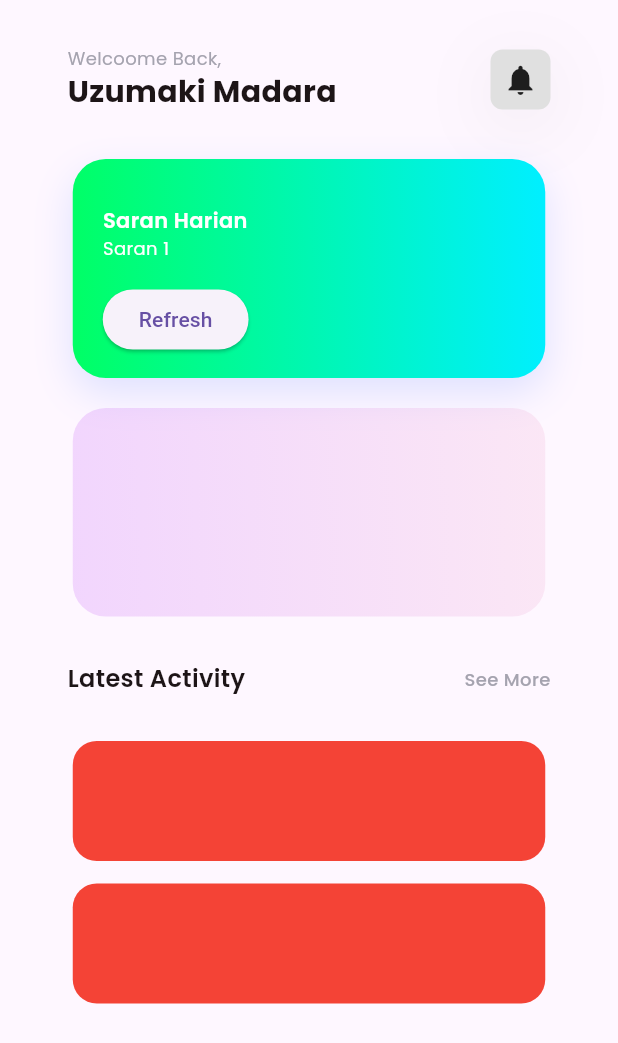
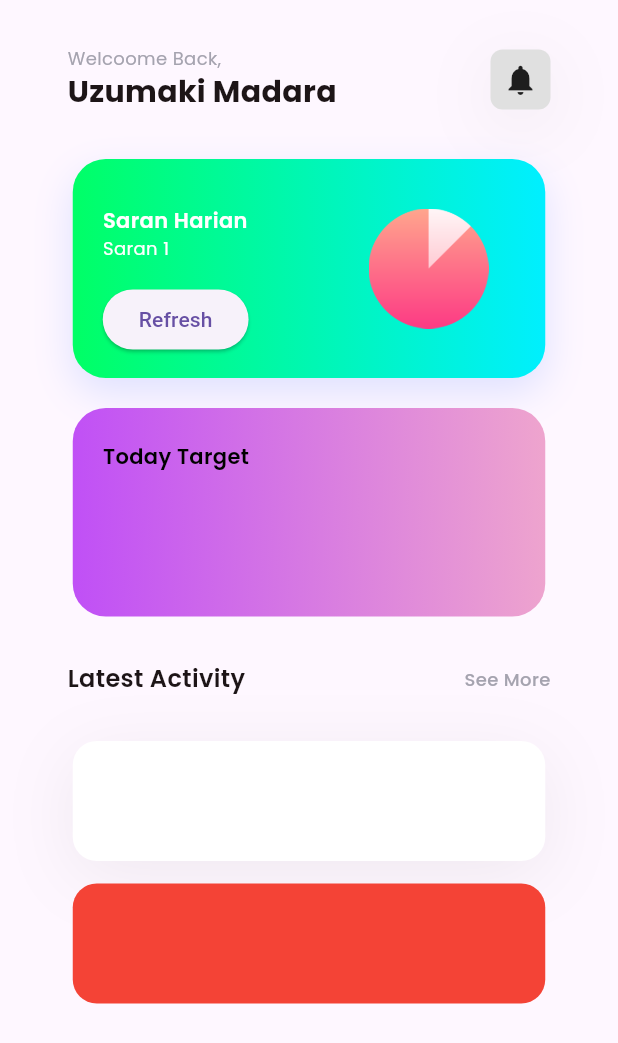
Before and after one commit to MuhFrds/fitness-app-flutter, a Flutter app: the screen it shows after launch, on a phone screen of 412 x 824 dp. Shown: the top 1043 px of the screen. Run offline on Flutter 3.47's test engine with Material 3 defaults, Android fonts, the phone set to English and light mode, and no system bars; our stand-ins replace carousel_slider, google_fonts.

Commit message:
fix widget saran

```diff
--- a/lib/home/home.dart
+++ b/lib/home/home.dart
@@ -1,5 +1,6 @@
 import 'package:flutter/material.dart';
 import 'package:flutter_fitness_application/home/saran_harian.dart';
+import 'package:flutter_fitness_application/home/today_target.dart';
 import 'package:google_fonts/google_fonts.dart';
 
 class MainHomeScreen extends StatefulWidget {
@@ -88,29 +89,30 @@ class _MainHomeScreenState extends State<MainHomeScreen> {
                     )
                   ],
                 ),
-                child: Row(
+                child: const Row(
                   // mainAxisAlignment: MainAxisAlignment.spaceBetween,
                   children: [
                     SaranHarian(),
                   ],
                 ),
               ),
-              Opacity(
-                opacity: 0.20,
-                child: Container(
+              Container(
                 width: 315,
                 height: 139,
                 decoration: ShapeDecoration(
                   gradient: const LinearGradient(
                     begin: Alignment(-1.00, 0.08),
                     end: Alignment(1, -0.08),
-                      colors: [Color(0xFFC050F6), Color(0xFFEEA4CE)],
+                    colors: [
+                      Color(0xFFC050F6),
+                      Color(0xFFEEA4CE),
+                    ],
                   ),
                   shape: RoundedRectangleBorder(
                     borderRadius: BorderRadius.circular(22),
                   ),
                 ),
-                ),
+                child: TodayTarget(),
               ),
               Padding(
                 padding:
@@ -141,11 +143,20 @@ class _MainHomeScreenState extends State<MainHomeScreen> {
                 width: 315,
                 height: 80,
                 decoration: ShapeDecoration(
-                    color: Colors.red,
+                  color: Colors.white,
                   shape: RoundedRectangleBorder(
                     borderRadius: BorderRadius.circular(16),
                   ),
-                  )),
+                  shadows: const [
+                    BoxShadow(
+                      color: Color(0x111D1617),
+                      blurRadius: 40,
+                      offset: Offset(0, 10),
+                      spreadRadius: 0,
+                    )
+                  ],
+                ),
+              ),
               Container(
                   margin: const EdgeInsets.only(top: 15),
                   width: 315,
--- a/lib/home/saran_harian.dart
+++ b/lib/home/saran_harian.dart
@@ -3,7 +3,7 @@ import 'package:google_fonts/google_fonts.dart';
 import 'dart:math';
 
 class SaranHarian extends StatefulWidget {
-  const SaranHarian({super.key});
+  const SaranHarian({Key? key}) : super(key: key);
 
   @override
   State<SaranHarian> createState() => _SaranHarianState();
@@ -29,8 +29,10 @@ class _SaranHarianState extends State<SaranHarian> {
 
   @override
   Widget build(BuildContext context) {
-    return Padding(
-      padding: const EdgeInsets.only(top: 26, left: 20, right: 190),
+    return Row(
+      children: [
+        Padding(
+          padding: const EdgeInsets.only(top: 26, left: 20, right: 20),
           child: Column(
             crossAxisAlignment: CrossAxisAlignment.start,
             children: [
@@ -62,6 +64,14 @@ class _SaranHarianState extends State<SaranHarian> {
               ),
             ],
           ),
+        ),
+        const Padding(padding: EdgeInsets.only(left: 60)),
+        Image.asset(
+          'asset/img/piechart.png',
+          width: 80, // Adjust the width as needed
+          height: 80, // Adjust the height as needed
+        ),
+      ],
     );
   }
 }
--- a/lib/home/today_target.dart
+++ b/lib/home/today_target.dart
@@ -0,0 +1,72 @@
+// import 'package:flutter/material.dart';
+// import 'package:google_fonts/google_fonts.dart';
+
+// class TodayTarget extends StatefulWidget {
+//   const TodayTarget({super.key});
+
+//   @override
+//   State<TodayTarget> createState() => _TodayTargetState();
+// }
+
+// class _TodayTargetState extends State<TodayTarget> {
+//   @override
+//   Widget build(BuildContext context) {
+//     return Padding(
+//       padding: const EdgeInsets.only(top: 22, left: 20, right: 150, bottom: 96),
+//       child: Row(
+//         mainAxisAlignment: MainAxisAlignment.spaceBetween,
+//         children: [
+//           Column(
+//             crossAxisAlignment: CrossAxisAlignment.start,
+//             children: [
+//               Text(
+//                 'Today Target',
+//                 style: GoogleFonts.poppins(
+//                     color: Colors.black,
+//                     fontSize: 14,
+//                     fontWeight: FontWeight.w600),
+//               ),
+//             ],
+//           ),
+//         ],
+//       ),
+//     );
+//   }
+// }
+
+import 'package:flutter/material.dart';
+import 'package:google_fonts/google_fonts.dart';
+
+class TodayTarget extends StatefulWidget {
+  const TodayTarget({Key? key});
+
+  @override
+  State<TodayTarget> createState() => _TodayTargetState();
+}
+
+class _TodayTargetState extends State<TodayTarget> {
+  @override
+  Widget build(BuildContext context) {
+    return Padding(
+      padding: const EdgeInsets.only(top: 22, left: 20, right: 20, bottom: 96),
+      child: Row(
+        mainAxisAlignment: MainAxisAlignment.spaceBetween,
+        children: [
+          Column(
+            crossAxisAlignment: CrossAxisAlignment.start,
+            children: [
+              Text(
+                'Today Target',
+                style: GoogleFonts.poppins(
+                  color: Colors.black,
+                  fontSize: 14,
+                  fontWeight: FontWeight.w600,
+                ),
+              ),
+            ],
+          ),
+        ],
+      ),
+    );
+  }
+}
--- a/lib/main.dart
+++ b/lib/main.dart
@@ -1,5 +1,6 @@
 import 'package:flutter/material.dart';
 import 'package:flutter_fitness_application/home/home.dart';
+import 'package:flutter_fitness_application/home/test.dart';
 import 'package:flutter_fitness_application/register/form_name.dart';
 import 'package:flutter_fitness_application/startscreen/startscreen.dart';
 
@@ -16,6 +17,7 @@ class MainApp extends StatelessWidget {
       // home: StartScreen(),
       // home: FormName(),
       home: MainHomeScreen(),
+      // home: TestAja(),
     );
   }
 }
```
Also changed, not shown: lib/home/test.dart (added, +179 -0 lines), asset/img/drink.png (added), asset/img/eatsnack.png (added). Lines whose indentation alone changed are shown as unchanged.
